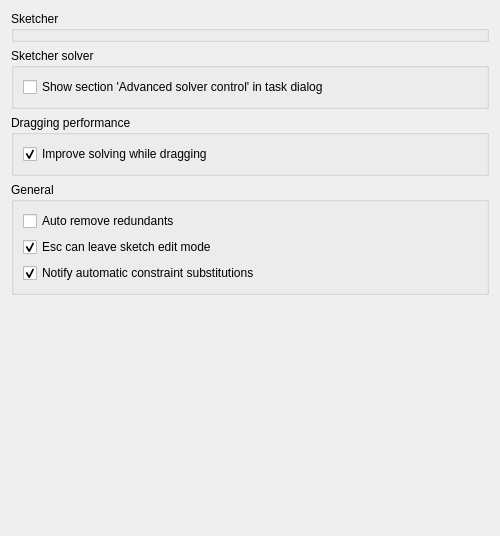
The window that src/Mod/Sketcher/Gui/SketcherSettings.ui (southseact-3d/fcd) describes before a commit, drawn with Qt 5.
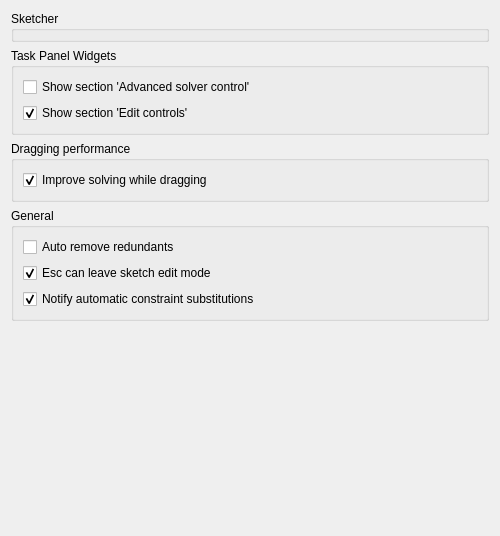
The same window after the commit. Custom widgets are drawn as their Qt base class.

Commit message: Sketcher: Make 'Edit control' widget optional. ENABLED by default.

What changed in the file:
```diff
--- a/src/Mod/Sketcher/Gui/SketcherSettings.ui
+++ b/src/Mod/Sketcher/Gui/SketcherSettings.ui
@@ -24,7 +24,7 @@
    <item row="1" column="0">
     <widget class="QGroupBox" name="groupBox_2">
      <property name="title">
-      <string>Sketcher solver</string>
+      <string>Task Panel Widgets</string>
      </property>
      <layout class="QGridLayout" name="gridLayout_4">
       <item row="0" column="0">
@@ -34,7 +34,7 @@
 'Advanced solver control' to adjust solver settings</string>
         </property>
         <property name="text">
-         <string>Show section 'Advanced solver control' in task dialog</string>
+         <string>Show section 'Advanced solver control'</string>
         </property>
         <property name="prefEntry" stdset="0">
          <cstring>ShowSolverAdvancedWidget</cstring>
@@ -44,6 +44,26 @@
         </property>
        </widget>
       </item>
+      <item row="1" column="0">
+       <widget class="Gui::PrefCheckBox" name="checkBoxSettingsTaskBox">
+        <property name="toolTip">
+         <string>Sketcher dialog will have additional section
+'Edit controls' to easily access basic settings.</string>
+        </property>
+        <property name="text">
+         <string>Show section 'Edit controls'</string>
+        </property>
+        <property name="checked">
+         <bool>true</bool>
+        </property>
+        <property name="prefEntry" stdset="0">
+         <cstring>ShowSettingsWidget</cstring>
+        </property>
+        <property name="prefPath" stdset="0">
+         <cstring>Mod/Sketcher</cstring>
+        </property>
+       </widget>
+      </item>
      </layout>
     </widget>
    </item>
```
The commit also changes 2 other files.
